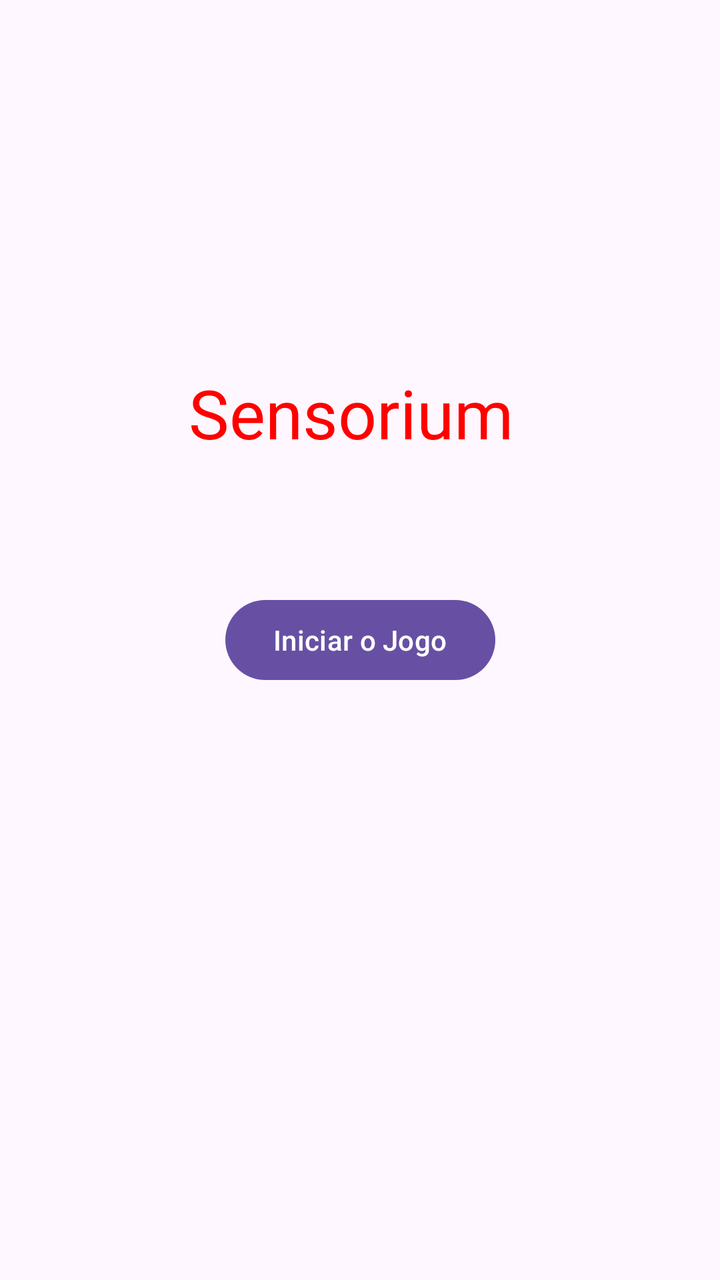
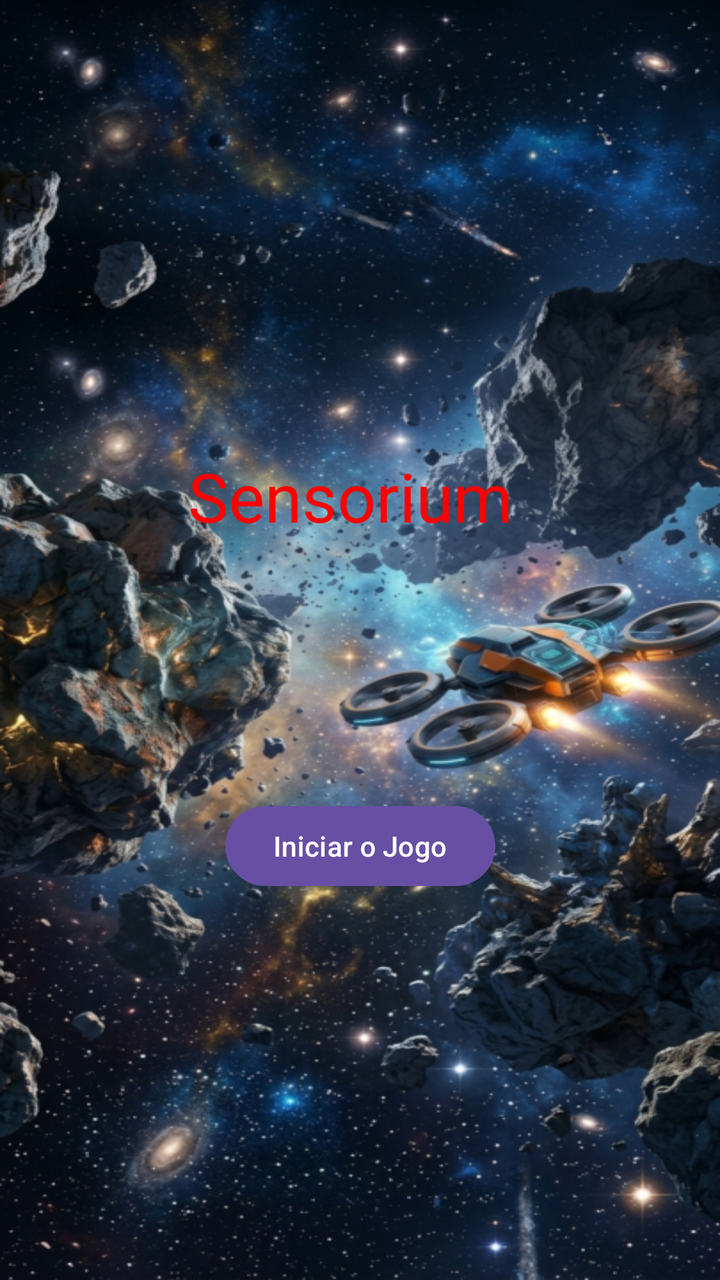

The first picture is an Android layout as it rendered before a commit; the second is the same layout after the commit. The layout source and the unified diff follow.
<!-- AndroidManifest.xml: application theme Theme.JogoMobileComSensores -->
<!-- res/layout/tela_inicial.xml -->
<?xml version="1.0" encoding="utf-8"?>
<androidx.constraintlayout.widget.ConstraintLayout xmlns:android="http://schemas.android.com/apk/res/android"
    xmlns:app="http://schemas.android.com/apk/res-auto"
    xmlns:tools="http://schemas.android.com/tools"
    android:id="@+id/main"
    android:layout_width="match_parent"
    android:layout_height="match_parent"
    tools:context=".MainActivity">

    <Button
        android:id="@+id/btn_start"
        android:layout_width="wrap_content"
        android:layout_height="wrap_content"
        android:text="Iniciar o Jogo"
        app:layout_constraintBottom_toBottomOf="parent"
        app:layout_constraintEnd_toEndOf="parent"
        app:layout_constraintStart_toStartOf="parent"
        app:layout_constraintTop_toTopOf="parent" />

    <TextView
        android:id="@+id/textView"
        android:layout_width="wrap_content"
        android:layout_height="wrap_content"
        android:text="Sensorium "
        android:textColor="#FF0000"
        android:textColorLink="#FF0909"
        android:textSize="34sp"
        app:layout_constraintBottom_toTopOf="@+id/btn_start"
        app:layout_constraintEnd_toEndOf="parent"
        app:layout_constraintHorizontal_bias="0.498"
        app:layout_constraintStart_toStartOf="parent"
        app:layout_constraintTop_toTopOf="parent"
        app:layout_constraintVertical_bias="0.733" />
</androidx.constraintlayout.widget.ConstraintLayout>
<!-- resources referenced by this layout -->
<resources>
  <style name="Theme.JogoMobileComSensores" parent="Base.Theme.JogoMobileComSensores" />
  <style name="Base.Theme.JogoMobileComSensores" parent="Theme.Material3.DayNight.NoActionBar">
          
          
      </style>
</resources>

<!-- the commit's change to res/layout/tela_inicial.xml (unified diff, before → after) -->
@@ -5,6 +5,7 @@
     android:id="@+id/main"
     android:layout_width="match_parent"
     android:layout_height="match_parent"
+    android:background="@drawable/teladeinicio"
     tools:context=".MainActivity">
 
     <Button
@@ -15,20 +16,23 @@
         app:layout_constraintBottom_toBottomOf="parent"
         app:layout_constraintEnd_toEndOf="parent"
         app:layout_constraintStart_toStartOf="parent"
-        app:layout_constraintTop_toTopOf="parent" />
+        app:layout_constraintTop_toTopOf="parent"
+        app:layout_constraintVertical_bias="0.674" />
 
     <TextView
         android:id="@+id/textView"
         android:layout_width="wrap_content"
         android:layout_height="wrap_content"
         android:text="Sensorium "
+        android:textAlignment="center"
         android:textColor="#FF0000"
         android:textColorLink="#FF0909"
         android:textSize="34sp"
         app:layout_constraintBottom_toTopOf="@+id/btn_start"
         app:layout_constraintEnd_toEndOf="parent"
-        app:layout_constraintHorizontal_bias="0.498"
+        app:layout_constraintHorizontal_bias="0.497"
         app:layout_constraintStart_toStartOf="parent"
         app:layout_constraintTop_toTopOf="parent"
-        app:layout_constraintVertical_bias="0.733" />
+        app:layout_constraintVertical_bias="0.637" />
+
 </androidx.constraintlayout.widget.ConstraintLayout>
<!-- resource entries referenced after the edit -->
@@ -1,5 +1,6 @@
 <!-- resources referenced by this layout -->
 <resources>
+  <!-- drawable teladeinicio: png bitmap (drawable, 605350 bytes) -->
   <style name="Theme.JogoMobileComSensores" parent="Base.Theme.JogoMobileComSensores" />
   <style name="Base.Theme.JogoMobileComSensores" parent="Theme.Material3.DayNight.NoActionBar">
           
